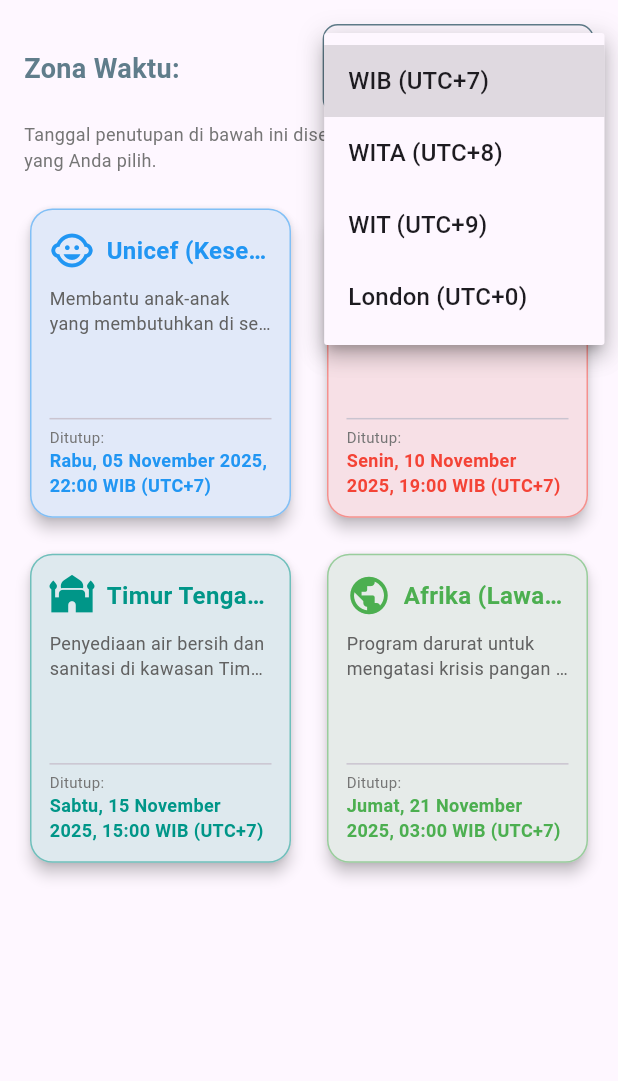
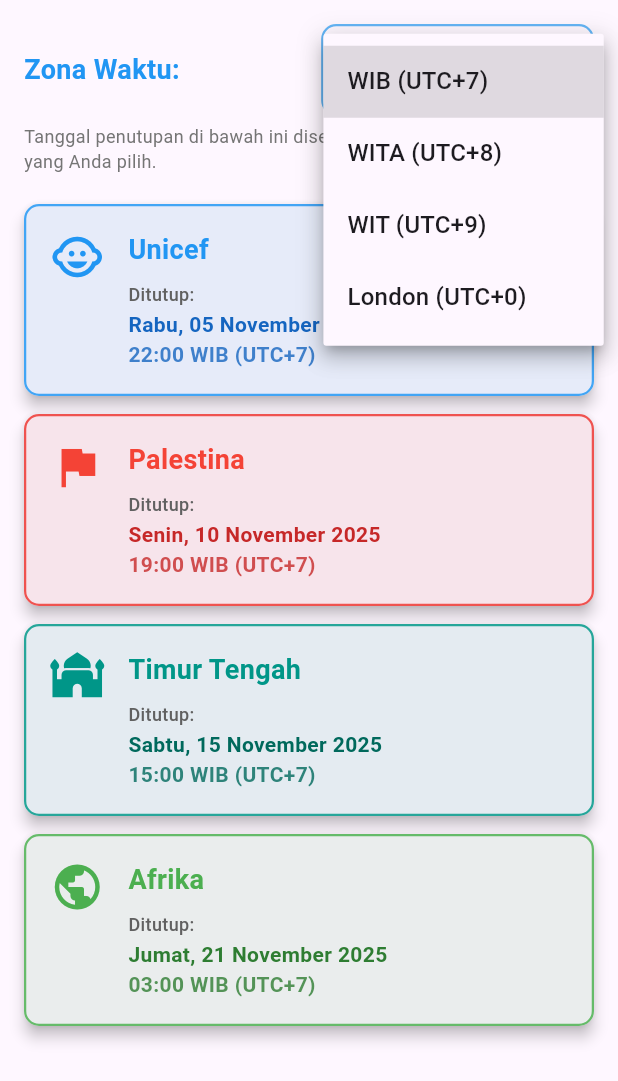
Before and after one commit to shabrinaz/project_akhir_mobile, a Flutter app: the DonationScreen widget shown alone on an empty page, opened directly, after a tap on "WIB (UTC+7)", on a phone screen of 412 x 824 dp. Shown: the top 1081 px of the screen. Run offline on Flutter 3.47's test engine with Material 3 defaults, Android fonts, the phone set to English and light mode, and no system bars; our stand-ins replace flutter_map, geolocator, latlong2, shared_preferences, sqflite; accounts and stored records are empty.

Commit message:
ganti styling

```diff
--- a/lib/screens/donation_screen.dart
+++ b/lib/screens/donation_screen.dart
@@ -7,14 +7,12 @@
 // Definisi model sederhana untuk Organisasi Donasi
 class DonationOrg {
   final String title;
-  final String description;
   final DateTime deadlineUtc;
   final IconData icon;
   final Color color;
 
   DonationOrg({
     required this.title,
-    required this.description,
     required this.deadlineUtc,
     required this.icon,
     required this.color,
@@ -32,29 +30,25 @@
   // Data Donasi dalam UTC
   final List<DonationOrg> _donationOrganizations = [
     DonationOrg(
-      title: 'Unicef (Kesejahteraan Anak)',
-      description: 'Membantu anak-anak yang membutuhkan di seluruh dunia.',
+      title: 'Unicef',
       deadlineUtc: DateTime.utc(2025, 11, 5, 15, 0, 0), // 5 Nov 2025, 15:00 UTC
       icon: Icons.child_care,
       color: Colors.blue,
     ),
     DonationOrg(
-      title: 'Palestina (Bantuan Darurat)',
-      description: 'Donasi untuk bantuan kemanusiaan darurat di Palestina.',
+      title: 'Palestina',
       deadlineUtc: DateTime.utc(2025, 11, 10, 12, 0, 0), // 10 Nov 2025, 12:00 UTC
       icon: Icons.flag,
       color: Colors.red,
     ),
     DonationOrg(
-      title: 'Timur Tengah (Air & Sanitasi)',
-      description: 'Penyediaan air bersih dan sanitasi di kawasan Timur Tengah.',
+      title: 'Timur Tengah',
       deadlineUtc: DateTime.utc(2025, 11, 15, 8, 0, 0), // 15 Nov 2025, 08:00 UTC
+      icon: Icons.mosque,
       color: Colors.teal,
-      icon: Icons.mosque,
     ),
     DonationOrg(
-      title: 'Afrika (Lawan Kelaparan)',
-      description: 'Program darurat untuk mengatasi krisis pangan di Afrika.',
+      title: 'Afrika',
       deadlineUtc: DateTime.utc(2025, 11, 20, 20, 0, 0), // 20 Nov 2025, 20:00 UTC
       icon: Icons.public,
       color: Colors.green,
@@ -80,7 +74,6 @@
   // Fungsi untuk memuat timezone yang dipilih pengguna
   Future<void> _loadTimezone() async {
     final prefs = await SharedPreferences.getInstance();
-    // Menggunakan kunci 'donation_timezone'
     final savedTimezone = prefs.getString('donation_timezone') ?? 'WIB';
 
     if (mounted) {
@@ -100,92 +93,119 @@
         setState(() {
           _selectedTimezoneKey = newTimezoneKey;
         });
+
+        // Mengatasi bug LocaleDataException
+        final String tzDisplayName = _timezones[newTimezoneKey]!['name'];
         ScaffoldMessenger.of(context).showSnackBar(
-          SnackBar(content: Text('Zona waktu donasi diubah ke ${_timezones[newTimezoneKey]!['name']}')),
+          SnackBar(content: Text('Zona waktu donasi diubah ke $tzDisplayName')),
         );
       }
     }
   }
 
 
-  // Mengubah waktu UTC ke waktu lokal yang dipilih pengguna
+  // MENGUBAH FUNGSI INI UNTUK MENGHASILKAN STRING YANG DAPAT DI-SPLIT
   String _formatDeadline(DateTime utcTime) {
 
     final tzData = _timezones[_selectedTimezoneKey] ?? _timezones['WIB']!;
     final offsetHours = tzData['offsetHours'] as int;
     final tzName = tzData['name'] as String;
 
-    // Hitung waktu lokal yang diinginkan
     final localTime = utcTime.add(Duration(hours: offsetHours));
 
-    // Format ke string yang rapi
-    return '${DateFormat('EEEE, dd MMMM yyyy, HH:mm', 'id_ID').format(localTime)} $tzName';
+    // Format: "EEEE, dd MMMM yyyy|HH:mm|TZ_NAME"
+    final datePart = DateFormat('EEEE, dd MMMM yyyy', 'id_ID').format(localTime);
+    final timePart = DateFormat('HH:mm', 'id_ID').format(localTime);
+
+    // Menggunakan '|' sebagai separator untuk split
+    return '$datePart|$timePart|$tzName';
   }
 
-  // Widget untuk menampilkan Card Donasi
+  // Widget untuk menampilkan Card Donasi (Disesuaikan untuk List View 1 Kolom)
   Widget _buildDonationCard(DonationOrg org) {
-    final deadlineString = _formatDeadline(org.deadlineUtc);
+    final formattedDeadline = _formatDeadline(org.deadlineUtc);
+    final parts = formattedDeadline.split('|'); // [Date, Time, TZ Name]
+    final dateString = parts[0];
+    final timeString = '${parts[1]} ${parts[2]}'; // e.g., "11:04 WIB (UTC+7)"
+
     final isClosed = org.deadlineUtc.isBefore(DateTime.now().toUtc());
+    // Memastikan kita memiliki akses ke MaterialColor shades
+    final MaterialColor safeColor = org.color is MaterialColor ? org.color as MaterialColor : Colors.blue;
+    final Color textColor = isClosed ? Colors.red : safeColor.shade800;
+
 
     return Card(
+      // Memberi margin di bawah setiap kartu untuk memisahkan item list
+      margin: const EdgeInsets.only(bottom: 12.0),
       elevation: 4,
-      shape: RoundedRectangleBorder(borderRadius: BorderRadius.circular(15)),
+      shape: RoundedRectangleBorder(borderRadius: BorderRadius.circular(10)), // Bentuk kotak seragam
       child: Container(
         decoration: BoxDecoration(
-          color: isClosed ? Colors.grey[200] : org.color.withOpacity(0.1),
-          borderRadius: BorderRadius.circular(15),
-          border: Border.all(color: isClosed ? Colors.grey : org.color.withOpacity(0.5)),
+          color: isClosed ? Colors.grey[200] : org.color.withOpacity(0.08),
+          borderRadius: BorderRadius.circular(10),
+          // Border warna tema untuk penyeragaman bentuk kotak
+          border: Border.all(color: isClosed ? Colors.red : safeColor.shade400, width: 1.5),
         ),
         child: Padding(
-          padding: const EdgeInsets.all(12.0),
-          child: Column(
-            crossAxisAlignment: CrossAxisAlignment.start,
-            mainAxisAlignment: MainAxisAlignment.spaceBetween,
+          padding: const EdgeInsets.all(16.0),
+          child: Row( // Main Row: Icon + Judul/Deadline
+            crossAxisAlignment: CrossAxisAlignment.start, // Align ke atas
             children: [
-              Row(
-                children: [
-                  Icon(org.icon, size: 30, color: org.color),
-                  const SizedBox(width: 8),
-                  Expanded(
-                    child: Text(
-                      org.title,
+              // 1. ICON (Kiri)
+              Icon(org.icon, size: 36, color: safeColor),
+              const SizedBox(width: 16),
+
+              // 2. JUDUL ORGANISASI & DEADLINE (Expanded Center)
+              Expanded(
+                child: Column(
+                  crossAxisAlignment: CrossAxisAlignment.start,
+                  children: [
+                    // JUDUL ORGANISASI
+                    Text(
+                      org.title, // KEEP THIS
                       style: TextStyle(
-                        fontSize: 16,
+                        fontSize: 18,
                         fontWeight: FontWeight.bold,
-                        color: org.color,
+                        color: safeColor, // Menggunakan warna dari MaterialColor
                       ),
                       overflow: TextOverflow.ellipsis,
                     ),
-                  ),
-                ],
-              ),
-              const SizedBox(height: 8),
-              Text(
-                org.description,
-                style: TextStyle(fontSize: 12, color: Colors.grey[700]),
-                maxLines: 2,
-                overflow: TextOverflow.ellipsis,
-              ),
-              const Spacer(),
-              // Bagian Status Donasi
-              Column(
-                crossAxisAlignment: CrossAxisAlignment.start,
-                children: [
-                  const Divider(height: 10),
-                  Text(
-                    'Ditutup: ',
-                    style: TextStyle(fontSize: 10, color: Colors.grey[600]),
-                  ),
-                  Text(
-                    isClosed ? 'DONASI SUDAH DITUTUP' : deadlineString,
-                    style: TextStyle(
-                      fontSize: 12,
-                      fontWeight: FontWeight.bold,
-                      color: isClosed ? Colors.red : org.color,
+                    const SizedBox(height: 8), // Spasi antara judul dan deadline
+
+                    // LABEL DEADLINE
+                    Text(
+                      'Ditutup:',
+                      style: TextStyle(
+                        fontSize: 12,
+                        fontWeight: FontWeight.w500,
+                        color: isClosed ? Colors.red : Colors.grey.shade700,
+                      ),
                     ),
-                    maxLines: 2,
-                  ),
-                ],
+
+                    const SizedBox(height: 2),
+
+                    // TANGGAL (Baris 1 Deadline)
+                    Text(
+                      isClosed ? 'DONASI SUDAH BERAKHIR' : dateString,
+                      style: TextStyle(
+                        fontSize: 14,
+                        fontWeight: FontWeight.w600,
+                        color: isClosed ? Colors.red.shade800 : textColor,
+                      ),
+                    ),
+
+                    // WAKTU + ZONA WAKTU (Baris 2 Deadline)
+                    if (!isClosed)
+                      Text(
+                        timeString,
+                        style: TextStyle(
+                          fontSize: 14,
+                          fontWeight: FontWeight.w600,
+                          color: textColor.withOpacity(0.8),
+                        ),
+                      ),
+                  ],
+                ),
               ),
             ],
           ),
@@ -194,18 +214,18 @@
     );
   }
 
-  // Widget untuk Pemilihan Zona Waktu (BARU DI SINI)
+  // Widget untuk Pemilihan Zona Waktu
   Widget _buildTimezoneSelector() {
     return Container(
       padding: const EdgeInsets.symmetric(horizontal: 16, vertical: 5),
       decoration: BoxDecoration(
-        border: Border.all(color: Colors.blueGrey),
+        border: Border.all(color: Colors.blue.shade300, width: 1.5), // Border warna tema cerah
         borderRadius: BorderRadius.circular(10),
       ),
       child: DropdownButtonHideUnderline(
         child: DropdownButton<String>(
           value: _selectedTimezoneKey,
-          icon: const Icon(Icons.access_time, color: Colors.blueAccent),
+          icon: const Icon(Icons.access_time, color: Colors.cyan), // Ikon warna aksen cerah
           hint: const Text("Pilih Zona Waktu"),
           items: _timezones.keys.map((String key) {
             return DropdownMenuItem<String>(
@@ -230,13 +250,13 @@
         child: Column(
           crossAxisAlignment: CrossAxisAlignment.start,
           children: [
-            // BARU: Pemilihan Zona Waktu di atas Grid
+            // BARU: Pemilihan Zona Waktu
             Row(
               mainAxisAlignment: MainAxisAlignment.spaceBetween,
               children: [
                 const Text(
                   'Zona Waktu:',
-                  style: TextStyle(fontSize: 18, fontWeight: FontWeight.bold, color: Colors.blueGrey),
+                  style: TextStyle(fontSize: 18, fontWeight: FontWeight.bold, color: Colors.blue), // Warna biru cerah
                 ),
                 _buildTimezoneSelector(),
               ],
@@ -248,21 +268,14 @@
             ),
             const SizedBox(height: 20),
 
-            // GridView Donasi
-            GridView.builder(
-              shrinkWrap: true,
-              physics: const NeverScrollableScrollPhysics(),
-              gridDelegate: const SliverGridDelegateWithFixedCrossAxisCount(
-                crossAxisCount: 2,
-                crossAxisSpacing: 16.0,
-                mainAxisSpacing: 16.0,
-                childAspectRatio: 0.85,
-              ),
-              itemCount: _donationOrganizations.length,
-              itemBuilder: (context, index) {
-                return _buildDonationCard(_donationOrganizations[index]);
-              },
+            // LISTVIEW Donasi (Menggunakan Column untuk menampung daftar Card)
+            Column(
+              crossAxisAlignment: CrossAxisAlignment.start,
+              children: _donationOrganizations.map((org) {
+                return _buildDonationCard(org);
+              }).toList(),
             ),
+
             const SizedBox(height: 20),
           ],
         ),
```
Also changed, not shown: lib/main.dart (+8 -8 lines), lib/screens/article_detail_screen.dart (+22 -15 lines), lib/screens/home_screen.dart (+18 -12 lines), lib/screens/lbs_screen.dart (+4 -3 lines), lib/screens/login_screen.dart (+14 -8 lines), lib/screens/main_navigation_screen.dart (+10 -13 lines), lib/screens/profile_screen.dart (+62 -24 lines).
